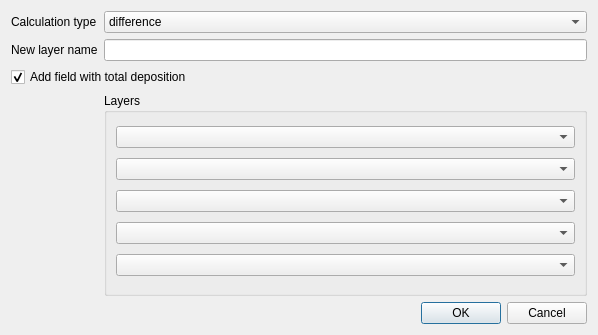
This is ImaerPlugin/relate_calc_results_dlg.ui in opengeogroep/AERIUS-QGIS-plugins as Qt 5 draws it before an edit. The edited form follows.
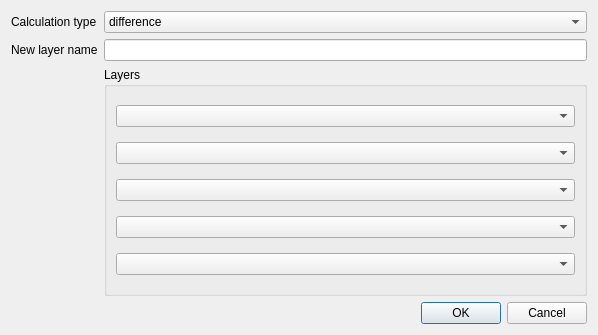
This is the edited form. Custom widgets are drawn as their Qt base class.

Commit message: Remove ADD_TOTALS form relate calculations

```diff
--- a/ImaerPlugin/relate_calc_results_dlg.ui
+++ b/ImaerPlugin/relate_calc_results_dlg.ui
@@ -61,23 +61,7 @@
      <item row="1" column="1">
       <widget class="QLineEdit" name="edit_layer_name"/>
      </item>
-     <item row="2" column="0" colspan="2">
-      <widget class="QCheckBox" name="checkBox_add_totals">
-       <property name="sizeIncrement">
-        <size>
-         <width>0</width>
-         <height>0</height>
-        </size>
-       </property>
-       <property name="text">
-        <string>Add field with total deposition</string>
-       </property>
-       <property name="checked">
-        <bool>true</bool>
-       </property>
-      </widget>
-     </item>
-     <item row="3" column="1">
+     <item row="2" column="1">
       <widget class="QGroupBox" name="groupBox_layers">
        <property name="enabled">
         <bool>true</bool>
```
The commit also changes 5 other files.
